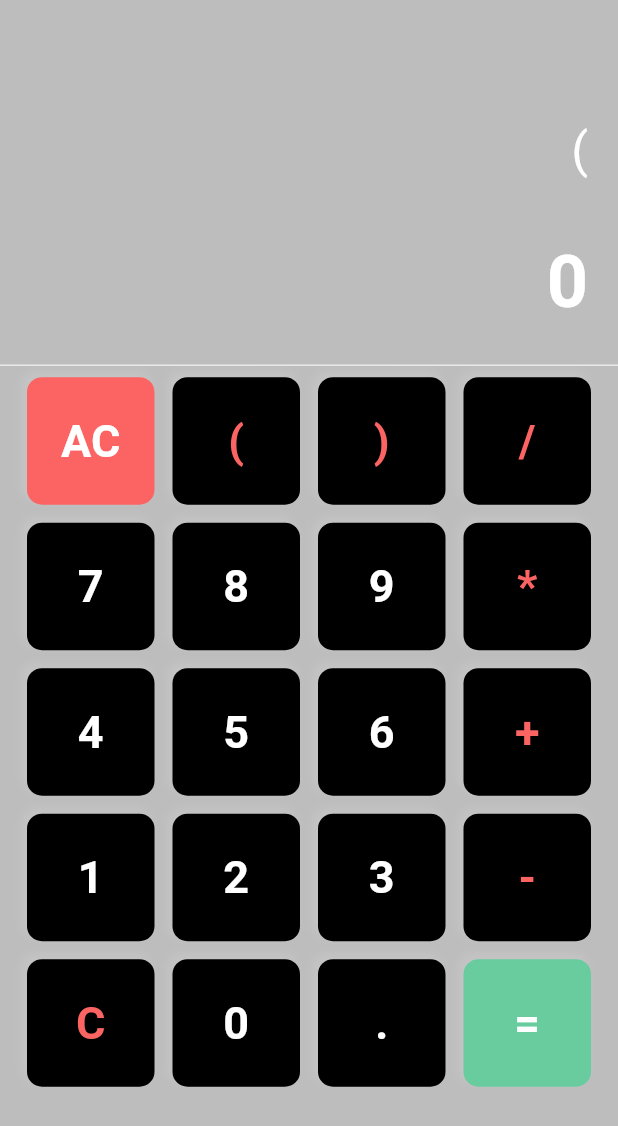
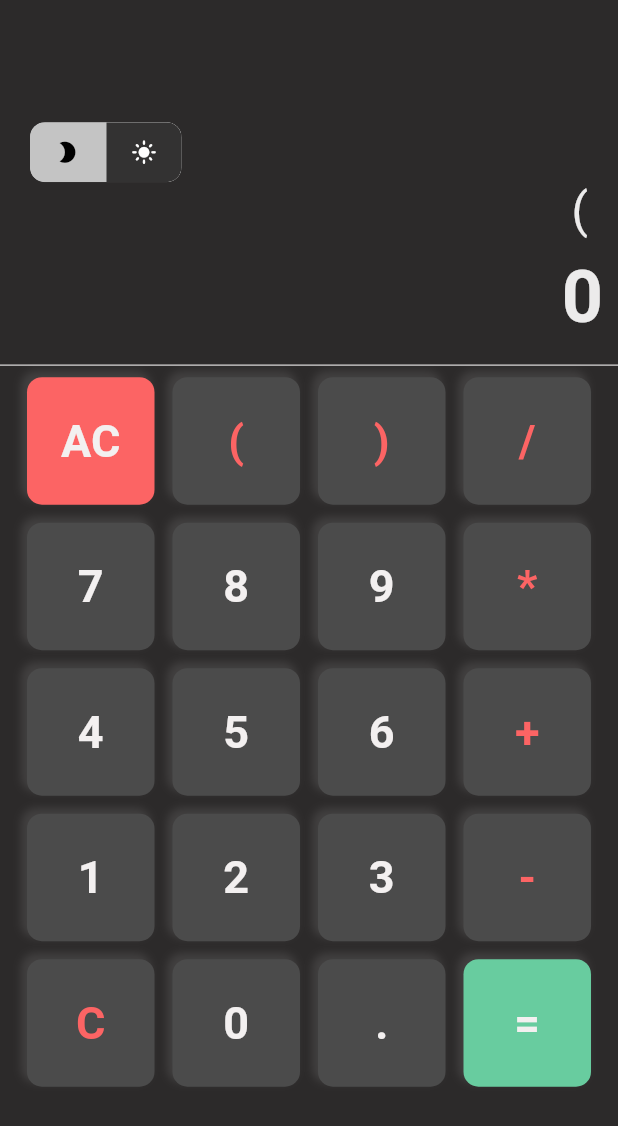
Before and after one commit to omarzouaoui/CalculatorApp, a Flutter app: the screen it shows after launch, after a tap on an icon or button, on a phone screen of 412 x 824 dp. Shown: the top 1126 px of the screen. Run offline on Flutter 3.47's test engine with Material 2 defaults, Android fonts, the phone set to English and light mode, and no system bars; drawn by our look-alikes of toggle_switch; our stand-ins replace math_expressions.

Commit message:
Night & Light mode

```diff
--- a/calculator_app/lib/screens/home_screen.dart
+++ b/calculator_app/lib/screens/home_screen.dart
@@ -1,5 +1,6 @@
 import 'package:flutter/material.dart';
 import 'package:math_expressions/math_expressions.dart';
+import 'package:toggle_switch/toggle_switch.dart';
 
 class Calculator extends StatefulWidget {
   const Calculator({super.key});
@@ -12,6 +13,8 @@ class _CalculatorState extends State<Calculator> {
 
   String userInput = "";
   String result = "0";
+
+  bool mode = false;
 
   List<String> buttonList = [
     "AC",
@@ -39,7 +42,7 @@ class _CalculatorState extends State<Calculator> {
   @override
   Widget build(BuildContext context) {
     return Scaffold(
-      backgroundColor: Color.fromARGB(255, 190, 189, 189),
+      backgroundColor: mode ? Color.fromARGB(255, 240, 239, 239): Color.fromARGB(255, 44, 42, 42) ,
       body: Column(
         children: [
           SizedBox(
@@ -47,27 +50,59 @@ class _CalculatorState extends State<Calculator> {
             child: Column(
               mainAxisAlignment: MainAxisAlignment.end,
               children: [
-
+                SafeArea(
+                  child: Padding(
+                    padding: const EdgeInsets.fromLTRB(20.0, 0.0, 0.0, 0.0),
+                    child: Row(
+                      mainAxisAlignment: MainAxisAlignment.start,
+                      children: [
+                        ToggleSwitch(
+                        minWidth: 50.0,
+                        initialLabelIndex: 1,
+                        cornerRadius: 10.0,
+                        activeFgColor: Colors.white,
+                        inactiveBgColor: Color.fromARGB(255, 196, 196, 196),
+                        inactiveFgColor: Color.fromARGB(255, 0, 0, 0),
+                        totalSwitches: 2,
+                        icons: [Icons.mode_night , Icons.light_mode ],
+                        // labels: ['Night', 'Light'],
+                        activeBgColors: [[Color.fromARGB(255, 206, 203, 203)],[Color.fromARGB(255, 51, 50, 50)]],
+                        onToggle: (index) {
+                        setState(() {
+                          if(index == 0){
+                            mode = true;
+                          }
+                          if(index == 1){
+                          mode = false;
+                          }
+                        });
+                        print(mode);
+                        },
+                        ),
+                      ],
+                    ),
+                  ),
+                ),
                 Container(
-                  padding: const EdgeInsets.all(20.0),
+                  padding: const EdgeInsets.fromLTRB(10.0, 0.0, 20.0, 0.0),
                   alignment: Alignment.centerRight,
                   child: Text(
                     userInput,
-                    style: const TextStyle(
+                    style: TextStyle(
                       fontSize: 32,
-                      color: Colors.white
+                      color: mode ? Color.fromARGB(255, 44, 42, 42) : Color.fromARGB(255, 236, 235, 235)
                     ),
                   ),
                 ),
 
                 Container(
-                  padding: const EdgeInsets.all(20.0),
+                  padding: EdgeInsets.all(10.0),
                   alignment: Alignment.centerRight,
                   child: Text(
                     result,
-                    style: const TextStyle(
+                    style: TextStyle(
                       fontSize: 48,
-                      color: Colors.white,
+                      color: mode ? Color.fromARGB(255, 44, 42, 42) : Color.fromARGB(255, 236, 235, 235),
                       fontWeight: FontWeight.bold,
                     ),
                   ),
@@ -78,15 +113,14 @@ class _CalculatorState extends State<Calculator> {
           ),
 
           const Divider(
-            color: Colors.white,
+            color: Color.fromARGB(255, 189, 187, 187),
+            thickness: 1,
           ),
 
           Expanded(
             child: Container(
-              // padding: const EdgeInsets.all(10.0),
               padding: const EdgeInsets.fromLTRB(8.0, 0.0, 8.0, 20.0),
               margin: const EdgeInsets.fromLTRB(10.0, 0.0, 10.0, 20.0),
-              // EdgeInsets.fromLTRB(left, top, right, bottom)
               child: GridView.builder(
                 itemCount: buttonList.length,
                 gridDelegate: const SliverGridDelegateWithFixedCrossAxisCount(
@@ -109,7 +143,7 @@ class _CalculatorState extends State<Calculator> {
 
   Widget CustomButton(String text){
     return InkWell(
-      splashColor: Color.fromARGB(255, 190, 189, 189),
+      splashColor: mode ? Colors.white: Color.fromARGB(255, 44, 42, 42),
       onTap: () {
         setState(() {
           handleButtons(text);
@@ -124,7 +158,7 @@ class _CalculatorState extends State<Calculator> {
               color: Colors.white.withOpacity(0.1),
               blurRadius: 4,
               spreadRadius: 0.5,
-              offset: Offset(-3, -3),
+              offset: const Offset(-3, -3),
             )
           ]
         ),
@@ -154,19 +188,19 @@ class _CalculatorState extends State<Calculator> {
       text == "(" ||
       text == ")"
       ){
-        return Color.fromARGB(255, 252, 100, 100);
+        return const Color.fromARGB(255, 252, 100, 100);
     }
-    return Colors.white;
+    return mode ? Color.fromARGB(255, 32, 32, 32): Color.fromARGB(255, 243, 240, 240);
   }
 
   getBgColor(String text){
     if(text == "AC"){
-        return Color.fromARGB(255, 252, 100, 100);
+        return const Color.fromARGB(255, 252, 100, 100);
     }
     if(text == "="){
-      return Color.fromARGB(255, 104, 204, 159);
+      return const Color.fromARGB(255, 104, 204, 159);
     }
-    return Color.fromARGB(255, 0, 0, 0);
+    return mode ? Color.fromARGB(255, 238, 230, 230) :Color.fromARGB(255, 75, 75, 75);
   }
 
   handleButtons(String text){
@@ -188,9 +222,14 @@ class _CalculatorState extends State<Calculator> {
 
     if(text == "="){
       result = calculate();
+      userInput = result;
+
+      if(userInput.endsWith(".0")){
+        return result = result.replaceAll(".0", "");
+      }
+
       if(result.endsWith(".0")){
-        result = result.replaceAll(".0", "");
-        return;
+        return result = result.replaceAll(".0", "");
       }
     }
 
--- a/calculator_app/pubspec.yaml
+++ b/calculator_app/pubspec.yaml
@@ -37,6 +37,7 @@ dependencies:
   # Use with the CupertinoIcons class for iOS style icons.
   cupertino_icons: ^1.0.2
   math_expressions: ^2.3.1
+  toggle_switch: ^2.0.1
 
 dev_dependencies:
   flutter_test:
```
Also changed, not shown: calculator_app/pubspec.lock.
